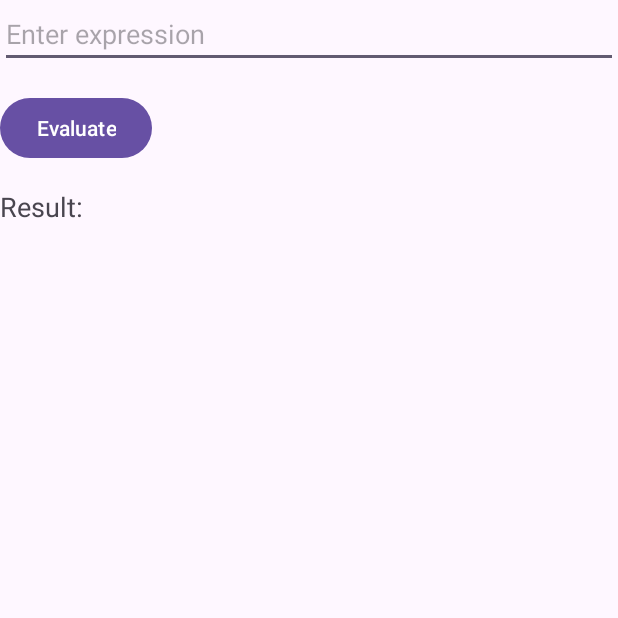
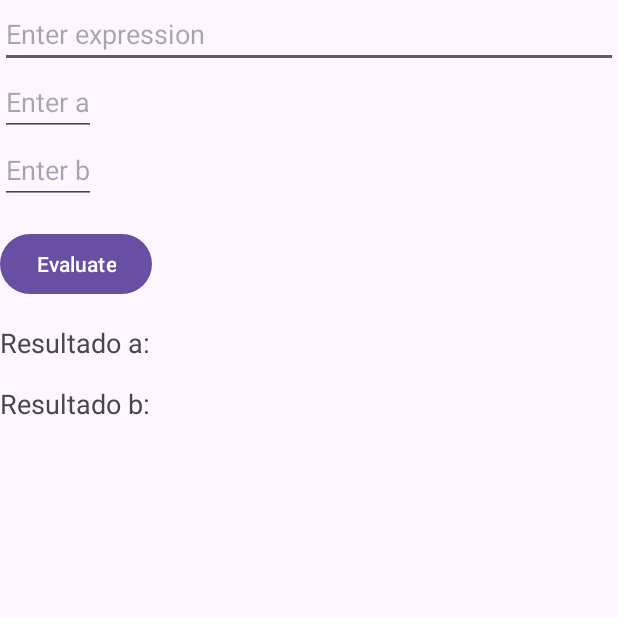
Before and after one commit to jeft1788/FunctionCalcualtorGraph, an Android app: the screen it shows after launch (MainActivity), on a phone screen of 412 x 824 dp, the top half of it. Run offline under Robolectric (Android 15) with nearby library versions, the phone set to English and light mode, and no system bars.

Commit message:
evaluar en 2 puntos

```diff
--- a/app/src/main/java/com/example/functioncalcualtorgraph/MainActivity.kt
+++ b/app/src/main/java/com/example/functioncalcualtorgraph/MainActivity.kt
@@ -7,6 +7,7 @@ import android.widget.EditText
 import android.widget.TextView
 import androidx.appcompat.app.AppCompatActivity
 import org.mariuszgromada.math.mxparser.Expression
+import org.mariuszgromada.math.mxparser.Function
 
 
 
@@ -14,32 +15,50 @@ import org.mariuszgromada.math.mxparser.Expression
 
 class MainActivity : AppCompatActivity() {
     private lateinit var inputEditText: EditText
+    private lateinit var inputEditTextA: EditText
+    private lateinit var inputEditTextB: EditText
     private lateinit var evaluateButton: Button
-    private lateinit var resultTextView: TextView
+    private lateinit var resultTextView1: TextView
+    private lateinit var resultTextView2: TextView
     @SuppressLint("MissingInflatedId")
     override fun onCreate(savedInstanceState: Bundle?) {
         super.onCreate(savedInstanceState)
         setContentView(R.layout.activity_main)
         inputEditText = findViewById<EditText>(R.id.inputEditText)
+        inputEditTextA = findViewById<EditText>(R.id.inputEditTextA)
+        inputEditTextB = findViewById<EditText>(R.id.inputEditTextB)
         evaluateButton = findViewById<Button>(R.id.evaluateButton)
-        resultTextView = findViewById<TextView>(R.id.resultTextView)
+        resultTextView1 = findViewById<TextView>(R.id.resultTextViewa)
+        resultTextView2 = findViewById<TextView>(R.id.resultTextViewb)
+
+
+
         evaluateButton.setOnClickListener {
-            evaluateExpression();
+            var a:Double = inputEditTextA.text.toString().toDouble()
+            var b:Double = inputEditTextB.text.toString().toDouble()
+            val expressionString = inputEditText.text.toString().trim { it <= ' ' }
+            evaluateExpression(a,b,expressionString);
         }
 
 
 
     }
 
-    private fun evaluateExpression() {
-        val expressionString = inputEditText.text.toString().trim { it <= ' ' }
-        if (!expressionString.isEmpty()) {
-            val e = Expression(expressionString)
+    private fun evaluateExpression(a: Double, b: Double, e: String) {
+
+
+        val f = Function("f", e, "x")
+
+        if (!e.isEmpty()) {
+            val e1 = Expression("f($a)",f)
+            val e2 = Expression("f($b)",f)
             //val expression = Expresion(expressionString)
-            val result: Double = e.calculate()
-            resultTextView.text = "Result: $result"
+            val resulta: Double = e1.calculate()
+            resultTextView1.text = "Resultado a: $resulta"
+            val resultb: Double = e2.calculate()
+            resultTextView2.text = "Resultado b: $resultb"
         } else {
-            resultTextView.text = "Enter a valid expression."
+            resultTextView1.text = "Enter a valid expression."
         }
     }
 }
--- a/app/src/main/res/layout/activity_main.xml
+++ b/app/src/main/res/layout/activity_main.xml
@@ -11,21 +11,43 @@
         android:layout_height="wrap_content"
         android:hint="Enter expression"
         android:inputType="text" />
+    <EditText
+        android:id="@+id/inputEditTextA"
+        android:layout_width="wrap_content"
+        android:layout_height="wrap_content"
+        android:layout_below="@+id/inputEditText"
+        android:hint="Enter a"
+        android:inputType="text" />
+    <EditText
+        android:id="@+id/inputEditTextB"
+        android:layout_width="wrap_content"
+        android:layout_height="wrap_content"
+        android:layout_below="@+id/inputEditTextA"
+        android:hint="Enter b"
+        android:inputType="text" />
 
     <Button
         android:id="@+id/evaluateButton"
         android:layout_width="wrap_content"
         android:layout_height="wrap_content"
-        android:layout_below="@id/inputEditText"
+        android:layout_below="@id/inputEditTextB"
         android:layout_marginTop="16dp"
         android:text="Evaluate" />
 
     <TextView
-        android:id="@+id/resultTextView"
+        android:id="@+id/resultTextViewa"
         android:layout_width="wrap_content"
         android:layout_height="wrap_content"
         android:layout_below="@id/evaluateButton"
         android:layout_marginTop="16dp"
-        android:text="Result: "
+        android:text="Resultado a: "
+        android:textSize="18sp" />
+    <TextView
+        android:id="@+id/resultTextViewb"
+        android:layout_width="wrap_content"
+        android:layout_height="wrap_content"
+        android:layout_below="@id/resultTextViewa"
+        android:layout_marginTop="16dp"
+        android:text="Resultado b: "
         android:textSize="18sp" />
 </RelativeLayout>
```
